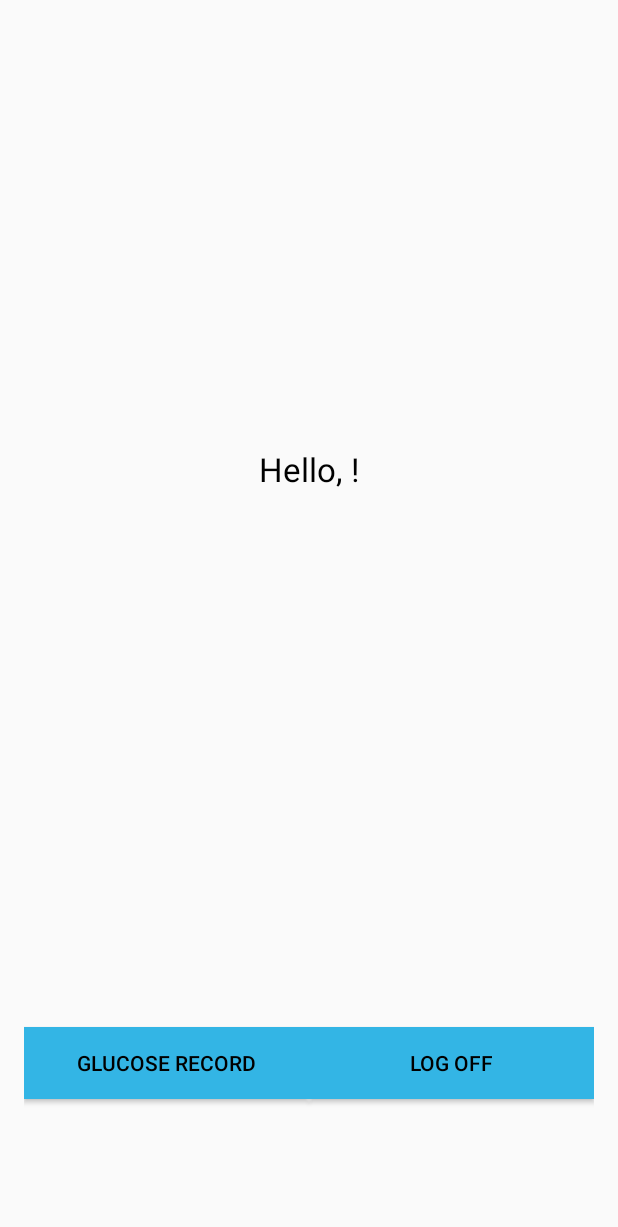
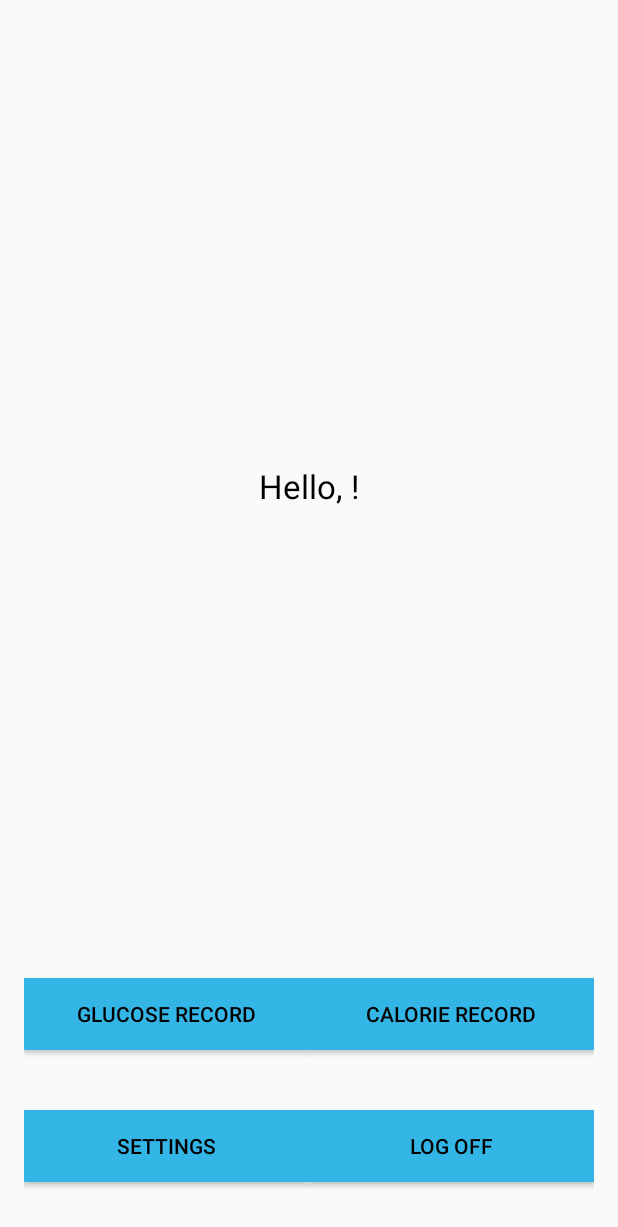
Before and after one commit to rhythm003/Type1, an Android app: the MainActivity screen opened directly, with no data from a screen before it, on a phone screen of 412 x 824 dp. Shown: the top 1227 px of the screen. Run offline under Robolectric (Android 15) with nearby library versions, the phone set to English and light mode, and no system bars; our stand-ins replace Volley; network calls fail.

Commit message:
some minor tweak before meeting

```diff
--- a/app/src/main/java/com/rhythm003/type1/LoginActivity.java
+++ b/app/src/main/java/com/rhythm003/type1/LoginActivity.java
@@ -135,7 +135,7 @@ public class LoginActivity extends AppCompatActivity {
                         finish();
                     } else {
                         // Error in login. Get the error message
-                        String errorMsg = jObj.getString("error_msg");
+                        String errorMsg = jObj.getString("message");
                         Toast.makeText(getApplicationContext(),
                                 errorMsg, Toast.LENGTH_LONG).show();
                     }
--- a/app/src/main/java/com/rhythm003/type1/RegActivity.java
+++ b/app/src/main/java/com/rhythm003/type1/RegActivity.java
@@ -127,7 +127,7 @@ public class RegActivity extends AppCompatActivity {
 
                         // Error occurred in registration. Get the error
                         // message
-                        String errorMsg = jObj.getString("error_msg");
+                        String errorMsg = jObj.getString("message");
                         Toast.makeText(getApplicationContext(),
                                 errorMsg, Toast.LENGTH_LONG).show();
                     }
--- a/app/src/main/res/layout/activity_main.xml
+++ b/app/src/main/res/layout/activity_main.xml
@@ -26,13 +26,38 @@
         android:orientation="horizontal"
         android:layout_width="fill_parent"
         android:layout_height="fill_parent"
-        android:layout_weight="3">
+        android:layout_weight="4">
         <Button
             android:layout_width="fill_parent"
             android:layout_height="wrap_content"
             android:text="Glucose Record"
             android:layout_gravity="center"
             android:id="@+id/btGluLevel"
+            android:layout_weight="1"
+            android:background="@android:color/holo_blue_light" />
+        <Button
+            android:layout_width="fill_parent"
+            android:layout_height="wrap_content"
+            android:text="Calorie Record"
+            android:id="@+id/btCalLevel"
+            android:layout_gravity="center"
+            android:layout_weight="1"
+            android:background="@android:color/holo_blue_light" />
+
+
+    </LinearLayout>
+
+    <LinearLayout
+        android:orientation="horizontal"
+        android:layout_width="fill_parent"
+        android:layout_height="fill_parent"
+        android:layout_weight="4">
+        <Button
+            android:layout_width="fill_parent"
+            android:layout_height="wrap_content"
+            android:text="Settings"
+            android:layout_gravity="center"
+            android:id="@+id/btSetting"
             android:layout_weight="1"
             android:background="@android:color/holo_blue_light" />
         <Button
```
Also changed, not shown: app/src/main/java/com/rhythm003/type1/GluActivity.java (+120 -7 lines).
